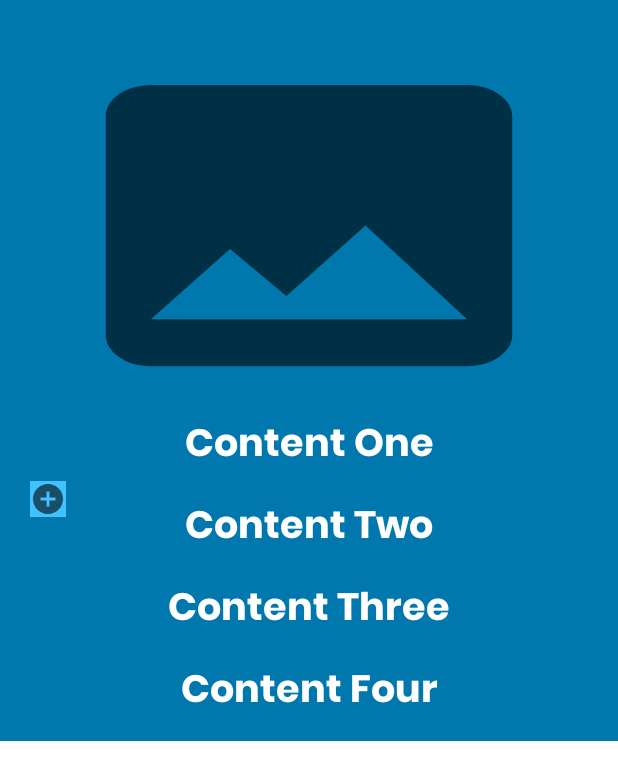
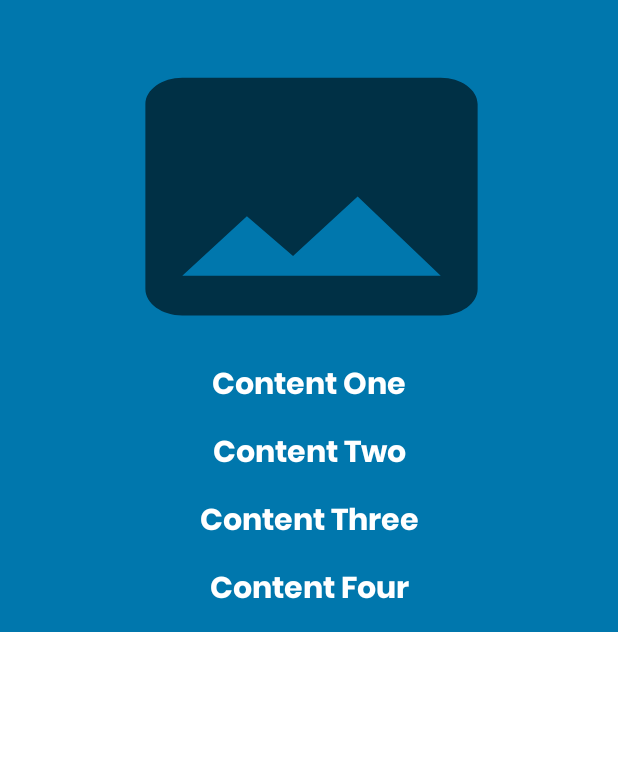
Before and after one commit to Sir-Tobias/T-Edits-App-Tobias, an Android app: the layout single_view.xml on its own in the app's theme, with its tools: preview values and no code run, on a phone screen of 412 x 824 dp. Shown: the top 780 px of the screen. Run offline under Robolectric (Android 15) with nearby library versions, the phone set to English and light mode, and no system bars; Roboto replaces fonts that are not available here.

```diff
--- a/app/src/main/java/com/example/t_edits_app_tobias/TContent.java
+++ b/app/src/main/java/com/example/t_edits_app_tobias/TContent.java
@@ -15,7 +15,9 @@ public class TContent {
         ContentCreatedFour = contentCreatedFour;
         ImageUri = imageUri;
     }
+    public TContent(){
 
+    }
     public String getContentCreatedOne() {
         return ContentCreatedOne;
     }
@@ -48,9 +50,7 @@ public class TContent {
         ContentCreatedFour = contentCreatedFour;
     }
 
-    public TContent(){
 
-    }
 //    public String getContentCreated() {
 //        return ContentCreated;
 //    }
--- a/app/src/main/res/layout/activity_tedits_catalogue.xml
+++ b/app/src/main/res/layout/activity_tedits_catalogue.xml
@@ -12,7 +12,7 @@
         android:layout_height="wrap_content"
         android:fontFamily="@font/poppinsbold"
         android:gravity="center"
-        android:text="T-Edits Cataloguer"
+        android:text="T-Edits Catalogue"
         android:textColor="@color/blackish"
         android:textSize="25dp" />
 
--- a/app/src/main/res/layout/single_view.xml
+++ b/app/src/main/res/layout/single_view.xml
@@ -8,9 +8,9 @@
 
     <ImageView
         android:id="@+id/image_single_view"
-        android:layout_width="match_parent"
-        android:layout_height="250dp"
-        android:layout_marginStart="25dp"
+        android:layout_width="295dp"
+        android:layout_height="211dp"
+        android:layout_marginStart="60dp"
         android:layout_marginTop="25dp"
         android:layout_marginEnd="25dp"
         android:layout_marginBottom="25dp"
@@ -21,12 +21,12 @@
         android:id="@+id/contentOne"
         android:layout_width="match_parent"
         android:layout_height="wrap_content"
-        android:layout_marginTop="275dp"
+        android:layout_marginTop="240dp"
         android:fontFamily="@font/poppinsbold"
         android:gravity="center"
         android:text="Content One"
         android:textColor="@color/white"
-        android:textSize="25dp" />
+        android:textSize="20dp" />
     <TextView
         android:id="@+id/contentTwo"
         android:layout_width="match_parent"
@@ -37,7 +37,7 @@
         android:gravity="center"
         android:text="Content Two"
         android:textColor="@color/white"
-        android:textSize="25dp" />
+        android:textSize="20dp" />
     <TextView
         android:id="@+id/contentThree"
         android:layout_width="match_parent"
@@ -48,7 +48,7 @@
         android:gravity="center"
         android:text="Content Three"
         android:textColor="@color/white"
-        android:textSize="25dp" />
+        android:textSize="20dp" />
     <TextView
         android:id="@+id/contentFour"
         android:layout_width="match_parent"
@@ -60,18 +60,7 @@
         android:gravity="center"
         android:text="Content Four"
         android:textColor="@color/white"
-        android:textSize="25dp" />
+        android:textSize="20dp" />
 
-    <ImageView
-        android:id="@+id/menupopbutton"
-        android:layout_width="wrap_content"
-        android:layout_height="wrap_content"
-        android:layout_below="@id/image_single_view"
-        android:layout_marginStart="20dp"
-        android:layout_marginTop="20dp"
-        android:layout_marginEnd="20dp"
-        android:layout_marginBottom="20dp"
-        android:background="@color/light_blue"
-        android:src="@drawable/ic_add"></ImageView>
 
 </RelativeLayout>
```
Also changed, not shown: app/build.gradle (+7 -0 lines), app/src/main/java/com/example/t_edits_app_tobias/ImageAdapter.java (added, +68 -0 lines), app/src/main/java/com/example/t_edits_app_tobias/MainActivity.java (+19 -21 lines), app/src/main/java/com/example/t_edits_app_tobias/MyViewHolder.java (+7 -7 lines), app/src/main/java/com/example/t_edits_app_tobias/RegisterUser.java (+34 -2 lines), app/src/main/java/com/example/t_edits_app_tobias/teditsCatalogue.java (+115 -16 lines), app/src/main/java/com/example/t_edits_app_tobias/teditsContent.java (+7 -8 lines), app/src/main/java/com/example/t_edits_app_tobias/teditsUser.java (+8 -2 lines), app/src/main/java/com/example/t_edits_app_tobias/viewContent.java (+6 -5 lines), app/src/main/res/layout/activity_tedits_user.xml (+15 -1 lines).
